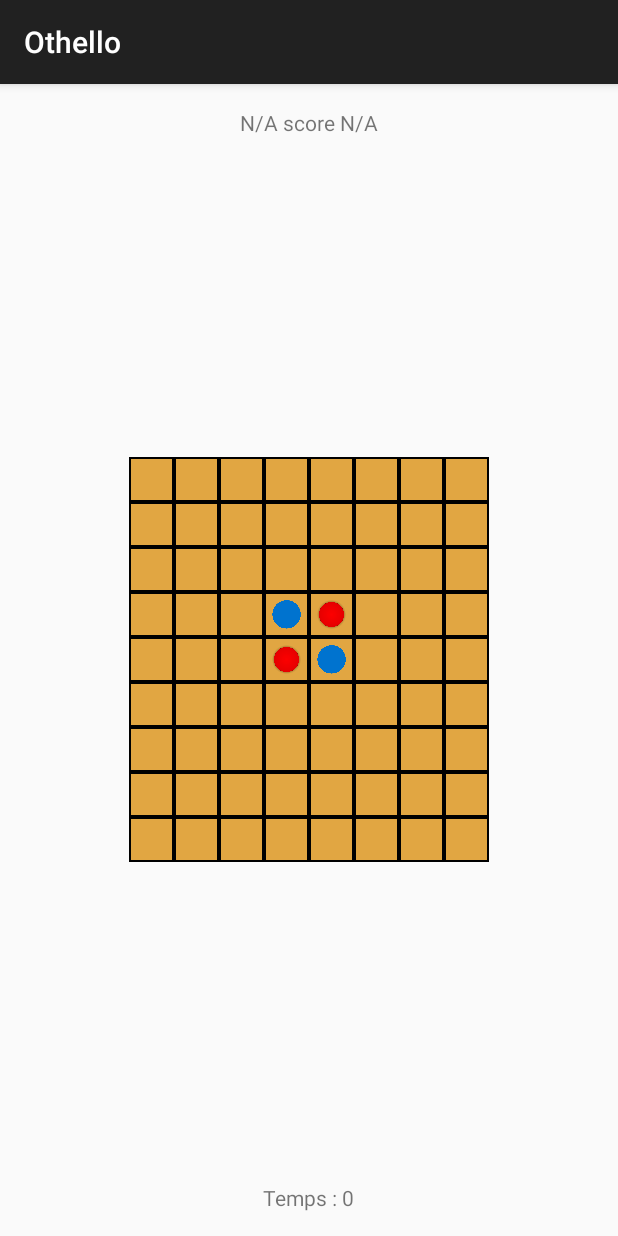
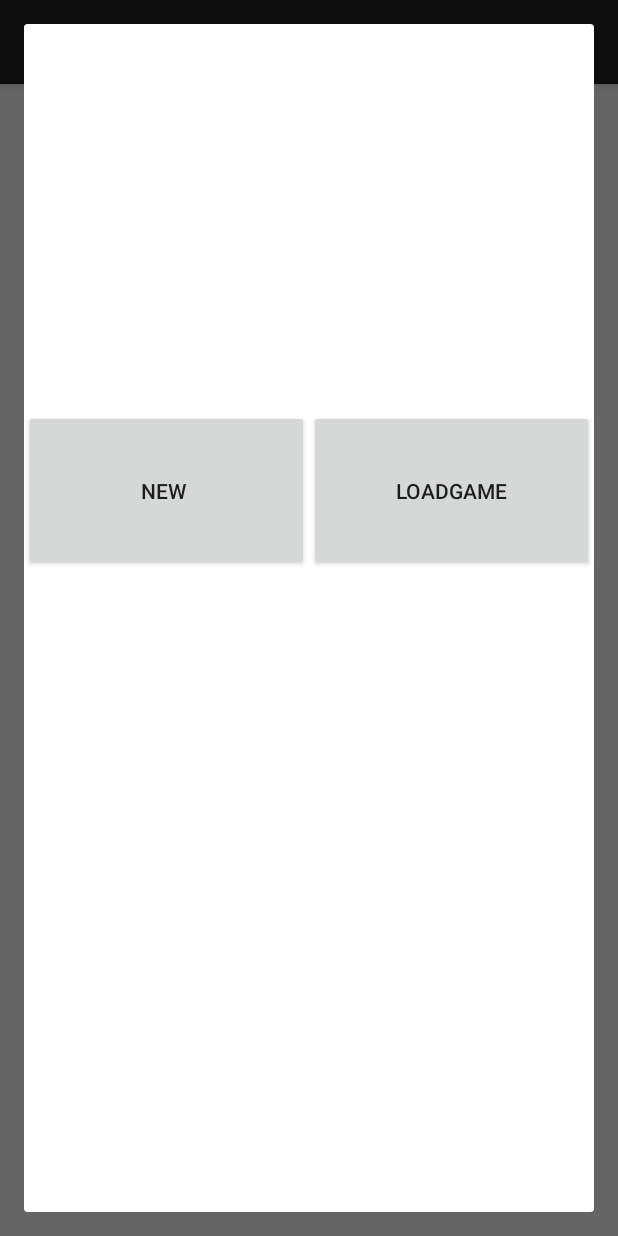
Before and after one commit to Blondwolf/OthelloAndroid, an Android app: the screen it shows after launch (GameActivity before the commit, HomeActivity after it), after a tap on "1 VS IA", on a phone screen of 412 x 824 dp. Run offline under Robolectric (Android 15) with nearby library versions, the phone set to English and light mode, and no system bars.

Commit message:
Dialog
Dialog de la partie vs IA et dialog local

```diff
--- a/Project/app/src/main/java/hearc/othello/activity/HomeActivity.java
+++ b/Project/app/src/main/java/hearc/othello/activity/HomeActivity.java
@@ -1,5 +1,6 @@
 package hearc.othello.activity;
 
+import android.app.Dialog;
 import android.content.Intent;
 import android.support.v7.app.AppCompatActivity;
 import android.os.Bundle;
@@ -15,6 +16,8 @@ import hearc.othello.activity.InstructionActivity;
 import hearc.othello.tools.AndroidTools;
 
 public class HomeActivity extends AppCompatActivity implements Button.OnClickListener{
+
+    //final Context context = this;
 
     @Override
     protected void onCreate(Bundle savedInstanceState) {
@@ -47,11 +50,40 @@ public class HomeActivity extends AppCompatActivity implements Button.OnClickLis
 
         switch (v.getId()){
             case R.id.vsIA:
-                intent = new Intent(this, GameActivity.class);
-                startActivity(intent);
+
+                final Dialog dialog = new Dialog(HomeActivity.this);
+                // Include dialog.xml file
+                dialog.setContentView(R.layout.dialog_ia);
+                // Set dialog title
+                dialog.setTitle("Parie Vs IA");
+                dialog.show();
+                Button newBtn = (Button) dialog.findViewById(R.id.newGame);
+                // if new button is clicked, close the custom dialog
+                newBtn.setOnClickListener(new View.OnClickListener() {
+                    @Override
+                    public void onClick(View v) {
+                        Intent intent;
+                        intent = new Intent(HomeActivity.this, GameActivity.class);
+                        startActivity(intent);
+                    }
+                });
                 break;
             case R.id.vsLocal:
-                AndroidTools.Toast(this, "VS Local");
+                //
+                final Dialog dialoglocal = new Dialog(HomeActivity.this);
+                // Include dialog.xml file
+                dialoglocal.setContentView(R.layout.dialog_local);
+                // Set dialog title
+                dialoglocal.setTitle("Partie en Local");
+                dialoglocal.show();
+                Button newGameLocal = (Button) dialoglocal.findViewById(R.id.newGamelocal);
+                // if new button is clicked, close the custom dialog
+                newGameLocal.setOnClickListener(new View.OnClickListener() {
+                    @Override
+                    public void onClick(View v) {
+                        AndroidTools.Toast(HomeActivity.this, "VS Local");
+                    }
+                });
                 break;
             case R.id.vsWifi:
                 AndroidTools.Toast(this, "VS Wifi");
--- /dev/null
+++ b/Project/app/src/main/res/layout/dialog_ia.xml
@@ -0,0 +1,33 @@
+<?xml version="1.0" encoding="utf-8"?>
+<LinearLayout xmlns:android="http://schemas.android.com/apk/res/android"
+    android:orientation="vertical" android:layout_width="match_parent"
+    android:layout_height="match_parent">
+    <RelativeLayout xmlns:android="http://schemas.android.com/apk/res/android"
+        android:layout_width="fill_parent"
+        android:layout_height="fill_parent" >
+
+
+        <LinearLayout
+            android:orientation="horizontal"
+            android:layout_width="match_parent"
+            android:layout_height="match_parent"
+            android:layout_alignParentEnd="true"
+            android:layout_alignParentBottom="true"
+            android:layout_marginBottom="170dp">
+
+            <Button
+                android:layout_width="190dp"
+                android:layout_height="107dp"
+                android:text="New "
+                android:id="@+id/newGame"
+                android:layout_gravity="center_vertical" />
+
+            <Button
+                android:layout_width="190dp"
+                android:layout_height="107dp"
+                android:text="loadGame"
+                android:id="@+id/load"
+                android:layout_gravity="center_vertical" />
+        </LinearLayout>
+    </RelativeLayout>
+</LinearLayout>
```
Also changed, not shown: Project/app/src/main/res/layout/dialog_local.xml (added, +33 -0 lines).
